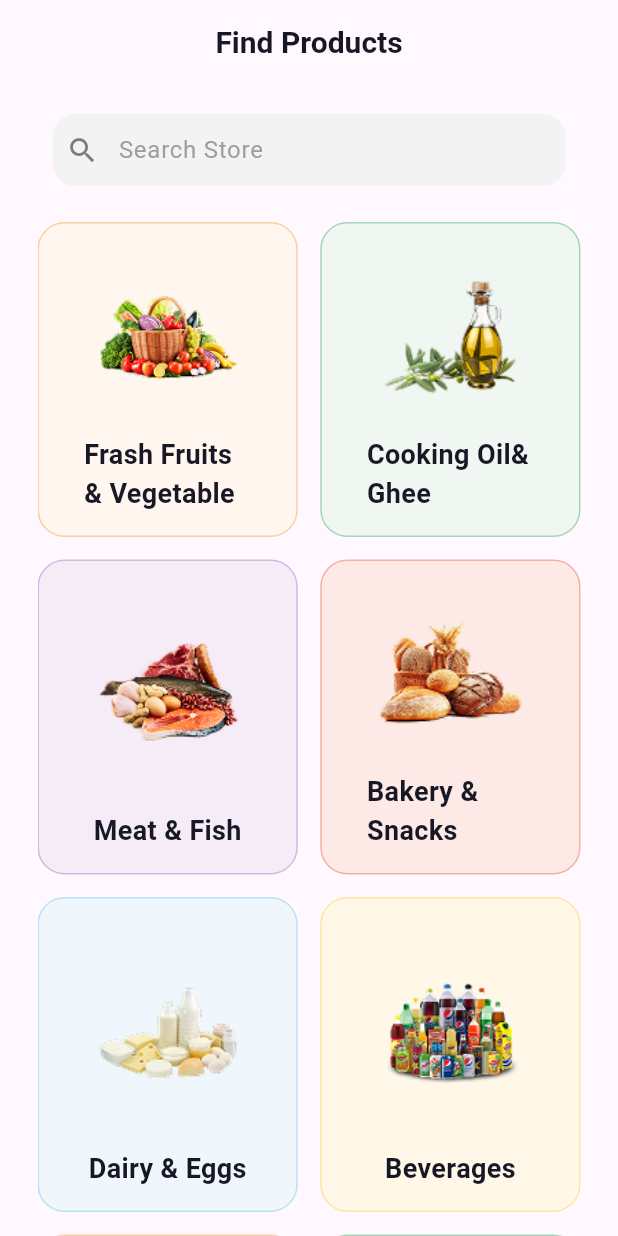
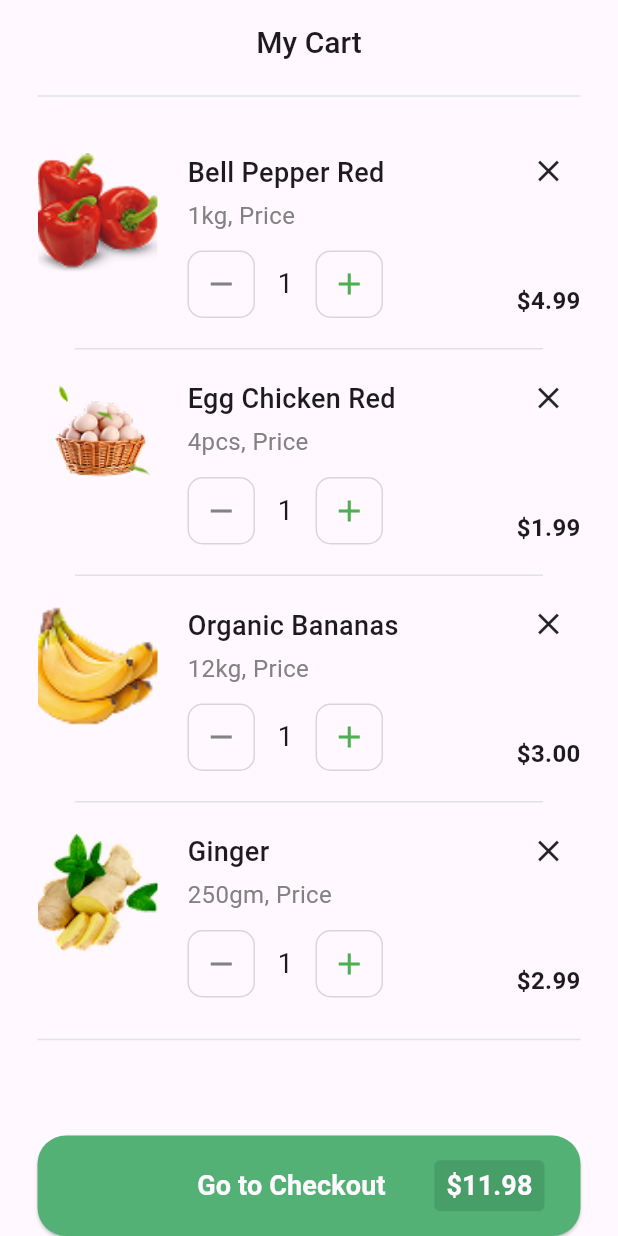
Before and after one commit to iMarinaAdel/Nectar_App, a Flutter app: the screen it shows after launch, on a phone screen of 412 x 824 dp. Run offline on Flutter 3.47's test engine with Material 3 defaults, Android fonts, the phone set to English and light mode, and no system bars; our stand-ins replace flutter_svg.

Commit message:
feat(cart): add cart feature with main button price display

```diff
--- /dev/null
+++ b/lib/componant/Buttons/app_main_button.dart
@@ -0,0 +1,67 @@
+import 'package:flutter/material.dart';
+import 'package:nectar_app/core/utils/app_colors.dart';
+
+class AppMainButton extends StatelessWidget {
+  const AppMainButton({
+    super.key,
+    required this.text,
+    this.onPressed,
+    this.totalPrice,
+  });
+
+  final String text;
+  final void Function()? onPressed;
+  final double? totalPrice;
+
+  @override
+  Widget build(BuildContext context) {
+    return ElevatedButton(
+      style: ElevatedButton.styleFrom(
+        backgroundColor: ColorsApp.primaryColor,
+        shape: RoundedRectangleBorder(borderRadius: BorderRadius.circular(19)),
+      ),
+      onPressed: onPressed,
+      child: SizedBox(
+        height: 67,
+        width: 364,
+        child: Row(
+          children: [
+            // مسافة فاضية على الشمال عشان النص يفضل في النص
+            if (totalPrice != null) const SizedBox(width: 50),
+
+            // النص في النص بالضبط
+            Expanded(
+              child: Align(
+                alignment: Alignment.center,
+                child: Text(
+                  text,
+                  style: const TextStyle(
+                    color: ColorsApp.whiteColor,
+                    fontWeight: FontWeight.w600,
+                    fontSize: 18,
+                  ),
+                ),
+              ),
+            ),
+            if (totalPrice != null)
+              Container(
+                decoration: BoxDecoration(
+                  color: const Color(0xff489E67),
+                  borderRadius: BorderRadius.circular(4),
+                ),
+                padding: const EdgeInsets.symmetric(horizontal: 8, vertical: 4),
+                child: Text(
+                  "\$${totalPrice!.toStringAsFixed(2)}",
+                  style: const TextStyle(
+                    color: ColorsApp.whiteColor,
+                    fontWeight: FontWeight.w600,
+                    fontSize: 18,
+                  ),
+                ),
+              ),
+          ],
+        ),
+      ),
+    );
+  }
+}
--- a/lib/componant/Buttons/elevated_button.dart
+++ /dev/null
@@ -1,35 +0,0 @@
-import 'package:flutter/material.dart';
-import 'package:nectar_app/core/utils/app_colors.dart';
-
-class AppElevatedButton extends StatelessWidget {
-  const AppElevatedButton({super.key, required this.text, this.onPressed});
-  final String text;
-  final void Function()? onPressed;
-
-  @override
-  Widget build(BuildContext context) {
-    return ElevatedButton(
-      style: ElevatedButton.styleFrom(
-        backgroundColor: ColorsApp.primaryColor,
-        shape: RoundedRectangleBorder(
-          borderRadius: BorderRadiusGeometry.circular(19),
-        ),
-      ),
-      onPressed: onPressed,
-      child: SizedBox(
-        height: 67,
-        width: 364,
-        child: Center(
-          child: Text(
-            text,
-            style: TextStyle(
-              color: ColorsApp.whiteColor,
-              fontWeight: FontWeight.w600,
-              fontSize: 18,
-            ),
-          ),
-        ),
-      ),
-    );
-  }
-}
--- a/lib/features/auth/pages/location_screen.dart
+++ b/lib/features/auth/pages/location_screen.dart
@@ -1,5 +1,5 @@
 import 'package:flutter/material.dart';
-import 'package:nectar_app/componant/Buttons/elevated_button.dart';
+import 'package:nectar_app/componant/Buttons/app_main_button.dart';
 import 'package:nectar_app/componant/inputs/input_text_form_field.dart';
 import 'package:nectar_app/const/app_assets.dart';
 import 'package:nectar_app/core/utils/app_colors.dart';
@@ -68,7 +68,7 @@ class _LocationScreenState extends State<LocationScreen> {
                       hintText: 'Cairo, Egypt',
                     ),
                     const SizedBox(height: 78),
-                    AppElevatedButton(
+                    AppMainButton(
                       text: "Submit",
                       onPressed: () {
                         if (formKey.currentState?.validate() ?? false) {
--- a/lib/features/auth/pages/sign_up_screen.dart
+++ b/lib/features/auth/pages/sign_up_screen.dart
@@ -1,6 +1,6 @@
 import 'package:flutter/material.dart';
 import 'package:flutter_svg/svg.dart';
-import 'package:nectar_app/componant/Buttons/elevated_button.dart';
+import 'package:nectar_app/componant/Buttons/app_main_button.dart';
 import 'package:nectar_app/componant/inputs/input_text_form_field.dart';
 import 'package:nectar_app/const/app_assets.dart';
 import 'package:nectar_app/core/utils/app_colors.dart';
@@ -131,7 +131,7 @@ class _SignUpScreenState extends State<SignUpScreen> {
                       ),
                     ),
                     const SizedBox(height: 30),
-                    AppElevatedButton(
+                    AppMainButton(
                       text: "Sign Up",
                       onPressed: () {
                         if (formKey.currentState?.validate() ?? false) {
--- a/lib/features/auth/widgets/authFormWidget.dart
+++ b/lib/features/auth/widgets/authFormWidget.dart
@@ -1,9 +1,8 @@
 import 'package:flutter/material.dart';
 import 'package:flutter_svg/svg.dart';
-import 'package:nectar_app/componant/Buttons/elevated_button.dart';
+import 'package:nectar_app/componant/Buttons/app_main_button.dart';
 import 'package:nectar_app/const/app_assets.dart';
 import 'package:nectar_app/core/utils/app_colors.dart';
-
 
 class AuthFormWidget extends StatelessWidget {
   final String title;
@@ -54,10 +53,7 @@ class AuthFormWidget extends StatelessWidget {
             const SizedBox(height: 40),
             ...fields,
             const SizedBox(height: 64),
-            AppElevatedButton(
-              text: buttonText,
-              onPressed: onButtonPressed,
-            ),
+            AppMainButton(text: buttonText, onPressed: onButtonPressed),
             const SizedBox(height: 25),
             bottomWidget,
           ],
--- /dev/null
+++ b/lib/features/cart/models/my_cart_model.dart
@@ -0,0 +1,40 @@
+class MyCartModel {
+  final String image;
+  final String name;
+  final String description;
+  final String price;
+
+  MyCartModel({
+    required this.image,
+    required this.name,
+    required this.description,
+    required this.price,
+  });
+}
+
+List<MyCartModel> myCartProduct = [
+  MyCartModel(
+    image: "assets/images/cart_image/Bell Pepper Red.png",
+    name: "Bell Pepper Red",
+    description: "1kg, Price",
+    price: "\$4.99",
+  ),
+  MyCartModel(
+    image: "assets/images/cart_image/Egg Chicken Red.png",
+    name: "Egg Chicken Red",
+    description: "4pcs, Price",
+    price: "\$1.99",
+  ),
+  MyCartModel(
+    image: "assets/images/cart_image/Organic Bananas.png",
+    name: "Organic Bananas",
+    description: "12kg, Price",
+    price: "\$3.00",
+  ),
+  MyCartModel(
+    image: "assets/images/cart_image/Ginger.png",
+    name: "Ginger",
+    description: "250gm, Price",
+    price: "\$2.99",
+  ),
+];
--- /dev/null
+++ b/lib/features/cart/pages/my_cart_screen.dart
@@ -0,0 +1,41 @@
+import 'package:flutter/material.dart';
+import 'package:nectar_app/componant/Buttons/app_main_button.dart';
+import 'package:nectar_app/features/cart/widget/cart_list_veiw_widget.dart';
+
+class MyCartScreen extends StatefulWidget {
+  const MyCartScreen({super.key});
+
+  @override
+  State<MyCartScreen> createState() => _MyCartScreenState();
+}
+
+class _MyCartScreenState extends State<MyCartScreen> {
+  @override
+  Widget build(BuildContext context) {
+    return Scaffold(
+      appBar: AppBar(
+        centerTitle: true,
+        title: Text(
+          "My Cart",
+          style: TextStyle(fontWeight: FontWeight.w500, fontSize: 20),
+        ),
+      ),
+      body: Padding(
+        padding: const EdgeInsets.fromLTRB(25, 0, 25, 0),
+        child: Column(
+          children: [
+            Divider(color: Color(0xffE2E2E2)),
+            const SizedBox(height: 30),
+            CartListVeiwWidget(),
+
+            AppMainButton(
+              text: "Go to Checkout",
+              onPressed: () {},
+              totalPrice: 11.98,
+            ),
+          ],
+        ),
+      ),
+    );
+  }
+}
--- /dev/null
+++ b/lib/features/cart/widget/build_quantity_button.dart
@@ -0,0 +1,28 @@
+import 'package:flutter/material.dart';
+import 'package:nectar_app/core/utils/app_colors.dart';
+
+class BuildQuantityButton extends StatelessWidget {
+  const BuildQuantityButton({super.key, required this.icon});
+
+  final IconData icon;
+
+  @override
+  Widget build(BuildContext context) {
+    final bool isAdd = icon == Icons.add;
+
+    return Container(
+      width: 45,
+      height: 45,
+      decoration: BoxDecoration(
+        borderRadius: BorderRadius.circular(10),
+
+        border: Border.all(color: ColorsApp.grayColor.withValues(alpha: .3)),
+      ),
+      child: Icon(
+        icon,
+        color: isAdd ? Colors.green : ColorsApp.grayColor,
+        size: 24,
+      ),
+    );
+  }
+}
--- /dev/null
+++ b/lib/features/cart/widget/cart_card_widget.dart
@@ -0,0 +1,87 @@
+import 'package:flutter/material.dart';
+import 'package:nectar_app/core/utils/app_colors.dart';
+import 'package:nectar_app/features/cart/models/my_cart_model.dart';
+import 'package:nectar_app/features/cart/widget/build_quantity_button.dart';
+
+class CartCardWidget extends StatelessWidget {
+  const CartCardWidget({super.key, required this.myCartModel});
+  final MyCartModel myCartModel;
+
+  @override
+  Widget build(BuildContext context) {
+    return SizedBox(
+      height: 110,
+      child: Row(
+        crossAxisAlignment: CrossAxisAlignment.start,
+        children: [
+          ClipRRect(
+            borderRadius: BorderRadius.circular(10),
+            child: Image.asset(
+              myCartModel.image,
+              width: 80,
+              height: 80,
+              fit: BoxFit.cover,
+            ),
+          ),
+
+          const SizedBox(width: 20),
+
+          Expanded(
+            child: Column(
+              crossAxisAlignment: CrossAxisAlignment.start,
+              mainAxisAlignment: MainAxisAlignment.spaceBetween,
+              children: [
+                Column(
+                  crossAxisAlignment: CrossAxisAlignment.start,
+                  children: [
+                    Text(
+                      myCartModel.name,
+                      style: const TextStyle(
+                        fontSize: 18,
+                        fontWeight: FontWeight.w500,
+                      ),
+                    ),
+                    const SizedBox(height: 4),
+                    Text(
+                      myCartModel.description,
+                      style: TextStyle(
+                        fontSize: 16,
+                        color: ColorsApp.grayColor,
+                      ),
+                    ),
+                  ],
+                ),
+
+                Row(
+                  children: [
+                    BuildQuantityButton(icon: Icons.remove),
+                    const SizedBox(width: 15),
+                    const Text("1", style: TextStyle(fontSize: 18)),
+                    const SizedBox(width: 15),
+                    BuildQuantityButton(icon: Icons.add),
+                  ],
+                ),
+              ],
+            ),
+          ),
+
+          const SizedBox(width: 12),
+
+          Column(
+            mainAxisAlignment: MainAxisAlignment.spaceBetween,
+            children: [
+              const Icon(Icons.close),
+              Text(
+                myCartModel.price,
+                style: const TextStyle(
+                  fontSize: 16,
+                  fontWeight: FontWeight.w600,
+                ),
+              ),
+            ],
+          ),
+        ],
+      ),
+    );
+  }
+}
--- /dev/null
+++ b/lib/features/cart/widget/cart_list_veiw_widget.dart
@@ -0,0 +1,43 @@
+import 'package:flutter/material.dart';
+import 'package:nectar_app/features/cart/models/my_cart_model.dart';
+import 'package:nectar_app/features/cart/widget/cart_card_widget.dart';
+
+class CartListVeiwWidget extends StatelessWidget {
+  const CartListVeiwWidget({super.key});
+
+  @override
+  Widget build(BuildContext context) {
+    return Expanded(
+      child: ListView.separated(
+        itemBuilder: (context, index) {
+          if (index == myCartProduct.length) {
+            return Padding(
+              padding: const EdgeInsets.symmetric(vertical: 20),
+              child: Divider(color: const Color(0xffE2E2E2)),
+            );
+          }
+          var cartProduct = myCartProduct[index];
+          return CartCardWidget(myCartModel: cartProduct);
+        },
+
+        separatorBuilder: (context, index) {
+          if (index == myCartProduct.length - 1) {
+            return SizedBox.shrink();
+          }
+          return Padding(
+            padding: const EdgeInsets.symmetric(vertical: 20),
+            child: Divider(
+              color: const Color(0xffE2E2E2),
+              endIndent: 25,
+              indent: 25,
+              thickness: 1,
+              height: 1,
+            ),
+          );
+        },
+
+        itemCount: myCartProduct.length + 1,
+      ),
+    );
+  }
+}
--- a/lib/features/slpash_screen.dart
+++ b/lib/features/slpash_screen.dart
@@ -3,7 +3,7 @@ import 'package:flutter_svg/flutter_svg.dart';
 import 'package:nectar_app/const/app_assets.dart';
 import 'package:nectar_app/core/utils/app_colors.dart';
 import 'package:nectar_app/extentions/navigation.dart';
-import 'package:nectar_app/features/explore/pages/explore_screen.dart';
+import 'package:nectar_app/features/cart/pages/my_cart_screen.dart';
 
 class SlpashScreen extends StatefulWidget {
   const SlpashScreen({super.key});
@@ -16,7 +16,7 @@ class _SlpashScreenState extends State<SlpashScreen> {
   @override
   void initState() {
     Future.delayed(Duration(seconds: 3), () {
-      AppNavigation.pushReplacementTO(context, ExploreScreen());
+      AppNavigation.pushReplacementTO(context, MyCartScreen());
     });
     super.initState();
   }
--- a/pubspec.yaml
+++ b/pubspec.yaml
@@ -63,6 +63,7 @@ flutter:
     - assets/images/
     - assets/icons/
     - assets/images/Explore_images/
+    - assets/images/cart_image/
 
   # An image asset can refer to one or more resolution-specific "variants", see
   # https://flutter.dev/to/resolution-aware-images
```
Also changed, not shown: assets/images/cart_image/Bell Pepper Red.png (added), assets/images/cart_image/Egg Chicken Red.png (added), assets/images/cart_image/Ginger.png (added), assets/images/cart_image/Organic Bananas.png (added).
